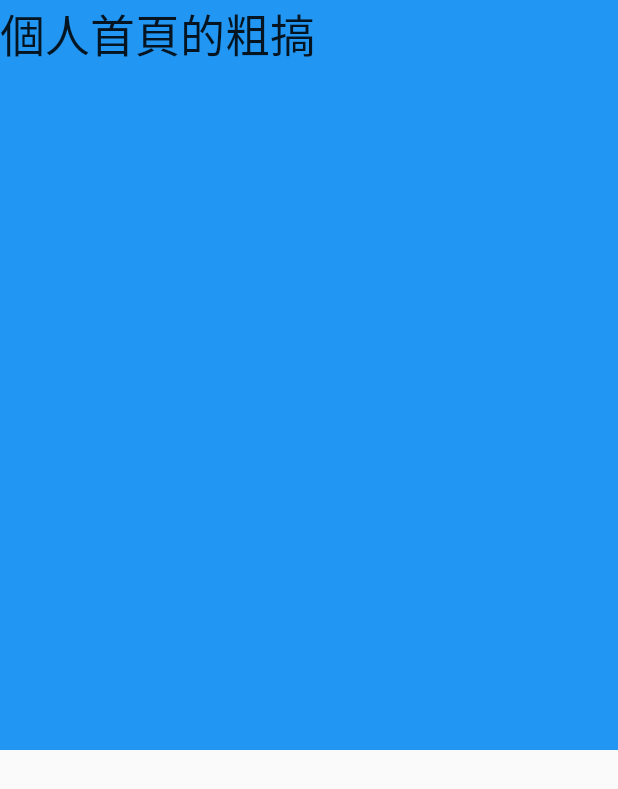
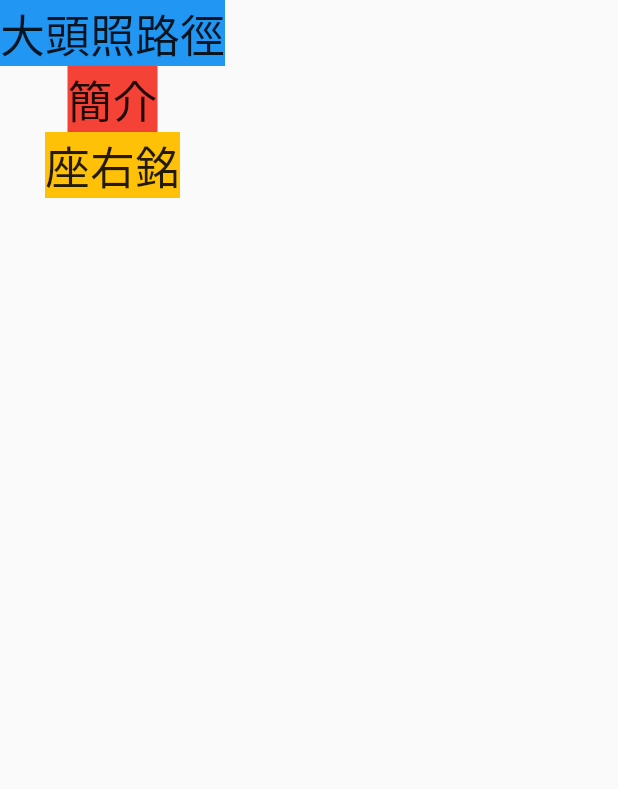
Before and after one commit to plokm5151/Flutter_Personal_BLOG, a Flutter app: the screen it shows after launch, on a phone screen of 412 x 824 dp. Shown: the top 789 px of the screen. Run offline on Flutter 3.47's test engine with Material 2 defaults, Android fonts, the phone set to English and light mode, and no system bars.

Commit message:
add brief Introduction

```diff
--- a/flutter_personal_blog/lib/screens/home_screen.dart
+++ b/flutter_personal_blog/lib/screens/home_screen.dart
@@ -5,14 +5,30 @@ class HomeScreen extends StatelessWidget{
   @override
   Widget build(BuildContext context){
     return Scaffold(
-      body: Container(
-        width: 500,
-        height: 500,
-        color: Colors.blue,
-        child: Text(
-          "個人首頁的粗搞",
-          style: TextStyle(fontSize: 30),
-        )
+      body: Column(
+        children: [
+          Container(
+            color:Colors.blue,
+            child: Text(
+              "大頭照路徑",
+              style: TextStyle(fontSize: 30),
+            )
+          ),
+          Container(
+            color:Colors.red,
+            child: Text(
+              "簡介",
+              style: TextStyle(fontSize: 30),
+            )
+          ),
+          Container(
+            color:Colors.amber,
+            child: Text(
+              "座右銘",
+              style: TextStyle(fontSize: 30),
+            )
+          )
+        ],
       )
     );
   }
```
